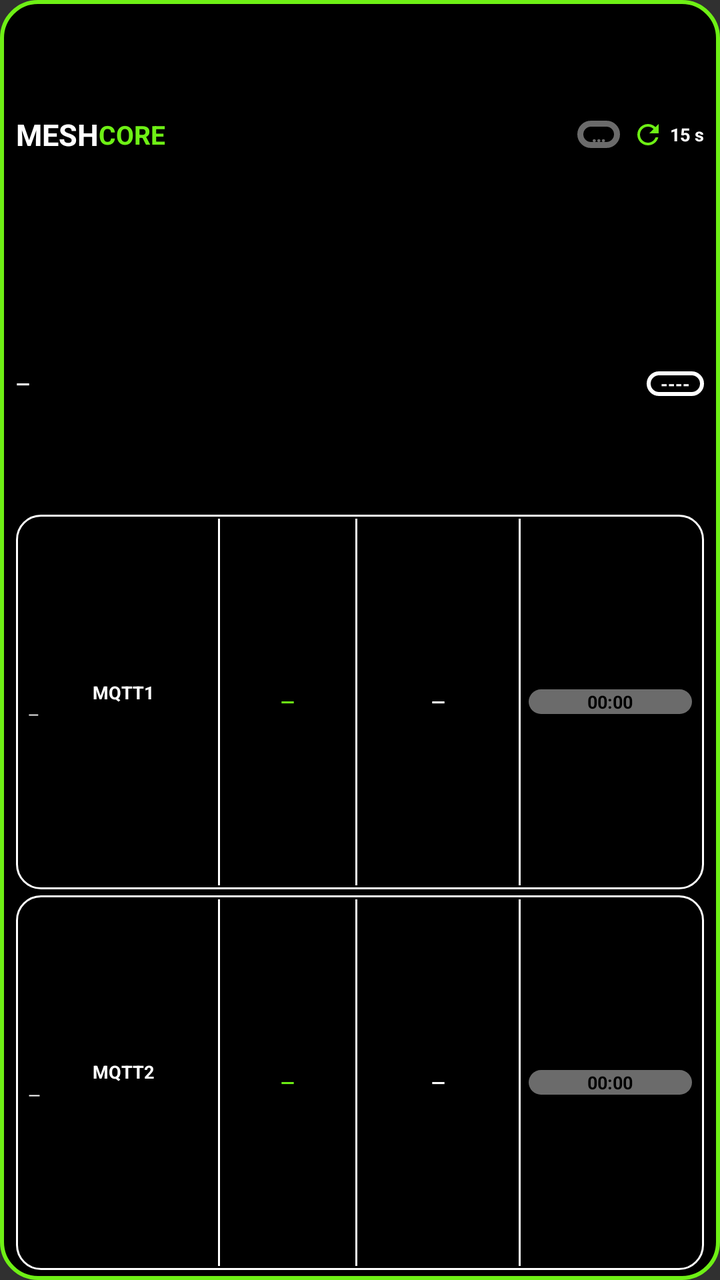
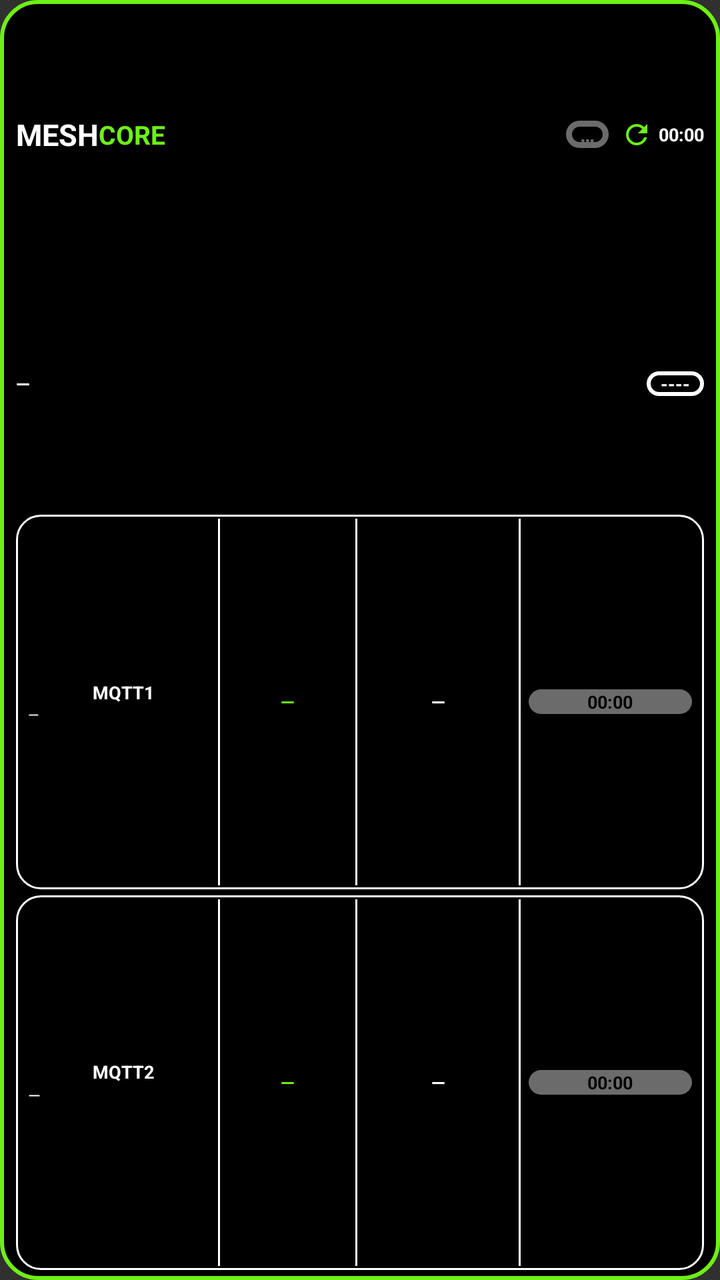

The first picture is an Android layout as it rendered before a commit; the second is the same layout after the commit. The layout source and the unified diff follow.
<!-- AndroidManifest.xml: application theme android:Theme.Material.NoActionBar -->
<!-- res/layout/widget_observer_compact.xml -->
<?xml version="1.0" encoding="utf-8"?>
<LinearLayout xmlns:android="http://schemas.android.com/apk/res/android"
    android:id="@+id/widget_root"
    android:layout_width="match_parent"
    android:layout_height="match_parent"
    android:orientation="vertical"
    android:paddingStart="8dp" android:paddingEnd="8dp" android:paddingTop="5dp" android:paddingBottom="5dp"
    android:background="@drawable/widget_bg">

    <LinearLayout android:layout_width="match_parent" android:layout_height="0dp" android:layout_weight="2"
        android:orientation="horizontal" android:gravity="center_vertical">
        <TextView android:layout_width="wrap_content" android:layout_height="wrap_content" android:text="MESH" android:textColor="#FFFFFF" android:textStyle="bold" android:textSize="15sp" android:maxLines="1"/>
        <TextView android:layout_width="wrap_content" android:layout_height="wrap_content" android:text="CORE" android:textColor="#6EF015" android:textStyle="bold" android:textSize="13sp" android:maxLines="1"/>
        <FrameLayout android:layout_width="0dp" android:layout_height="1dp" android:layout_weight="1"/>
        <TextView android:id="@+id/obs_live" android:layout_width="wrap_content" android:layout_height="wrap_content"
            android:background="@drawable/live_gray" android:paddingStart="7dp" android:paddingEnd="7dp"
            android:text="…" android:textColor="#6B6B6B" android:textStyle="bold" android:textSize="10sp" android:maxLines="1"/>
        <ImageView android:id="@+id/refresh_icon" android:layout_width="16dp" android:layout_height="16dp" android:layout_marginStart="6dp"
            android:src="@drawable/ic_refresh" android:contentDescription="@null"/>
        <TextView android:id="@+id/interval_text" android:layout_width="wrap_content" android:layout_height="wrap_content"
            android:layout_marginStart="3dp" android:text="15 s" android:textColor="#FFFFFF" android:textStyle="bold" android:textSize="9sp" android:maxLines="1"/>
    </LinearLayout>

    <LinearLayout android:layout_width="match_parent" android:layout_height="0dp" android:layout_weight="2"
        android:orientation="horizontal" android:gravity="center_vertical">
        <TextView android:id="@+id/obs_name" android:layout_width="0dp" android:layout_height="wrap_content" android:layout_weight="1"
            android:text="—" android:textColor="#FFFFFF" android:textStyle="bold" android:textSize="9sp" android:maxLines="1" android:ellipsize="end"/>
        <TextView android:id="@+id/obs_hash" android:layout_width="wrap_content" android:layout_height="wrap_content"
            android:background="@drawable/badge_outline" android:paddingStart="7dp" android:paddingEnd="7dp"
            android:text="----" android:textColor="#FFFFFF" android:textStyle="bold" android:textSize="9sp" android:maxLines="1"/>
    </LinearLayout>

    <LinearLayout android:layout_width="match_parent" android:layout_height="0dp" android:layout_weight="3"
        android:layout_marginTop="3dp" android:orientation="horizontal" android:gravity="center_vertical"
        android:background="@drawable/card_outline" android:paddingStart="6dp" android:paddingEnd="6dp" android:paddingTop="2dp" android:paddingBottom="2dp">
        <LinearLayout android:layout_width="0dp" android:layout_height="wrap_content" android:layout_weight="3.5" android:orientation="vertical">
            <TextView android:layout_width="match_parent" android:layout_height="wrap_content" android:text="MQTT1" android:textColor="#FFFFFF" android:textStyle="bold" android:gravity="center" android:textSize="9sp" android:maxLines="1"/>
            <TextView android:id="@+id/m1_host" android:layout_width="match_parent" android:layout_height="wrap_content" android:text="—" android:textColor="#FFFFFF" android:textSize="7sp" android:maxLines="1" android:ellipsize="end" android:autoSizeTextType="uniform" android:autoSizeMinTextSize="6sp" android:autoSizeMaxTextSize="8sp" android:autoSizeStepGranularity="1sp"/>
        </LinearLayout>
        <FrameLayout android:layout_width="1dp" android:layout_height="match_parent" android:background="#FFFFFF"/>
        <TextView android:id="@+id/m1_hour" android:layout_width="0dp" android:layout_height="wrap_content" android:layout_weight="2.5" android:gravity="center" android:text="—" android:textColor="#6EF015" android:textStyle="bold" android:textSize="9sp" android:maxLines="1" android:autoSizeTextType="uniform" android:autoSizeMinTextSize="5sp" android:autoSizeMaxTextSize="9sp" android:autoSizeStepGranularity="1sp"/>
        <LinearLayout android:id="@+id/m1_total_col" android:layout_width="0dp" android:layout_height="match_parent" android:layout_weight="3" android:orientation="horizontal" android:gravity="center_vertical">
            <FrameLayout android:layout_width="1dp" android:layout_height="match_parent" android:background="#FFFFFF"/>
            <TextView android:id="@+id/m1_total" android:layout_width="0dp" android:layout_height="wrap_content" android:layout_weight="1" android:gravity="center" android:text="—" android:textColor="#FFFFFF" android:textStyle="bold" android:textSize="9sp" android:maxLines="1" android:autoSizeTextType="uniform" android:autoSizeMinTextSize="5sp" android:autoSizeMaxTextSize="9sp" android:autoSizeStepGranularity="1sp"/>
        </LinearLayout>
        <FrameLayout android:layout_width="1dp" android:layout_height="match_parent" android:background="#FFFFFF"/>
        <Chronometer android:id="@+id/m1_last" android:layout_width="0dp" android:layout_height="wrap_content" android:layout_weight="3" android:layout_marginStart="4dp" android:gravity="center" android:background="@drawable/pill_gray" android:text="—" android:textColor="#000000" android:textStyle="bold" android:textSize="9sp" android:maxLines="1" android:autoSizeTextType="uniform" android:autoSizeMinTextSize="7sp" android:autoSizeMaxTextSize="9sp" android:autoSizeStepGranularity="1sp"/>
    </LinearLayout>

    <LinearLayout android:layout_width="match_parent" android:layout_height="0dp" android:layout_weight="3"
        android:layout_marginTop="3dp" android:orientation="horizontal" android:gravity="center_vertical"
        android:background="@drawable/card_outline" android:paddingStart="6dp" android:paddingEnd="6dp" android:paddingTop="2dp" android:paddingBottom="2dp">
        <LinearLayout android:layout_width="0dp" android:layout_height="wrap_content" android:layout_weight="3.5" android:orientation="vertical">
            <TextView android:layout_width="match_parent" android:layout_height="wrap_content" android:text="MQTT2" android:textColor="#FFFFFF" android:textStyle="bold" android:gravity="center" android:textSize="9sp" android:maxLines="1" android:autoSizeTextType="uniform" android:autoSizeMinTextSize="7sp" android:autoSizeMaxTextSize="9sp" android:autoSizeStepGranularity="1sp"/>
            <TextView android:id="@+id/m2_host" android:layout_width="match_parent" android:layout_height="wrap_content" android:text="—" android:textColor="#FFFFFF" android:textSize="8sp" android:maxLines="1" android:ellipsize="end" android:autoSizeTextType="uniform" android:autoSizeMinTextSize="6sp" android:autoSizeMaxTextSize="8sp" android:autoSizeStepGranularity="1sp"/>
        </LinearLayout>
        <FrameLayout android:layout_width="1dp" android:layout_height="match_parent" android:background="#FFFFFF"/>
        <TextView android:id="@+id/m2_hour" android:layout_width="0dp" android:layout_height="wrap_content" android:layout_weight="2.5" android:gravity="center" android:text="—" android:textColor="#6EF015" android:textStyle="bold" android:textSize="9sp" android:maxLines="1" android:autoSizeTextType="uniform" android:autoSizeMinTextSize="5sp" android:autoSizeMaxTextSize="9sp" android:autoSizeStepGranularity="1sp"/>
        <LinearLayout android:id="@+id/m2_total_col" android:layout_width="0dp" android:layout_height="match_parent" android:layout_weight="3" android:orientation="horizontal" android:gravity="center_vertical">
            <FrameLayout android:layout_width="1dp" android:layout_height="match_parent" android:background="#FFFFFF"/>
            <TextView android:id="@+id/m2_total" android:layout_width="0dp" android:layout_height="wrap_content" android:layout_weight="1" android:gravity="center" android:text="—" android:textColor="#FFFFFF" android:textStyle="bold" android:textSize="9sp" android:maxLines="1" android:autoSizeTextType="uniform" android:autoSizeMinTextSize="5sp" android:autoSizeMaxTextSize="9sp" android:autoSizeStepGranularity="1sp"/>
        </LinearLayout>
        <FrameLayout android:layout_width="1dp" android:layout_height="match_parent" android:background="#FFFFFF"/>
        <Chronometer android:id="@+id/m2_last" android:layout_width="0dp" android:layout_height="wrap_content" android:layout_weight="3" android:layout_marginStart="4dp" android:gravity="center" android:background="@drawable/pill_gray" android:text="—" android:textColor="#000000" android:textStyle="bold" android:textSize="9sp" android:maxLines="1" android:autoSizeTextType="uniform" android:autoSizeMinTextSize="7sp" android:autoSizeMaxTextSize="9sp" android:autoSizeStepGranularity="1sp"/>
    </LinearLayout>
</LinearLayout>
<!-- resources referenced by this layout -->
<resources>
  <!-- drawable badge_outline (drawable) -->
  <?xml version="1.0" encoding="utf-8"?>
  <shape xmlns:android="http://schemas.android.com/apk/res/android" android:shape="rectangle">
      <solid android:color="#000000"/>
      <stroke android:width="2dp" android:color="#FFFFFF"/>
      <corners android:radius="9dp"/>
  </shape>
  <!-- drawable card_outline (drawable) -->
  <?xml version="1.0" encoding="utf-8"?>
  <shape xmlns:android="http://schemas.android.com/apk/res/android" android:shape="rectangle">
      <solid android:color="#000000"/>
      <stroke android:width="1dp" android:color="#FFFFFF"/>
      <corners android:radius="12dp"/>
  </shape>
  <!-- drawable ic_refresh (drawable) -->
  <?xml version="1.0" encoding="utf-8"?>
  <vector xmlns:android="http://schemas.android.com/apk/res/android" android:width="24dp" android:height="24dp" android:viewportWidth="24" android:viewportHeight="24">
      <path android:fillColor="#6EF015" android:pathData="M17.65,6.35C16.2,4.9 14.21,4 12,4c-4.42,0 -7.99,3.58 -7.99,8s3.57,8 7.99,8c3.73,0 6.84,-2.55 7.73,-6h-2.08c-0.82,2.33 -3.04,4 -5.65,4 -3.31,0 -6,-2.69 -6,-6s2.69,-6 6,-6c1.66,0 3.14,0.69 4.22,1.78L13,11h7V4l-2.35,2.35z"/>
  </vector>
  <!-- drawable live_gray (drawable) -->
  <?xml version="1.0" encoding="utf-8"?>
  <shape xmlns:android="http://schemas.android.com/apk/res/android" android:shape="rectangle">
      <solid android:color="#000000"/>
      <stroke android:width="3dp" android:color="#6B6B6B"/>
      <corners android:radius="12dp"/>
  </shape>
  <!-- drawable pill_gray (drawable) -->
  <?xml version="1.0" encoding="utf-8"?>
  <shape xmlns:android="http://schemas.android.com/apk/res/android" android:shape="rectangle">
      <solid android:color="#6B6B6B"/>
      <corners android:radius="11dp"/>
  </shape>
  <!-- drawable widget_bg (drawable) -->
  <?xml version="1.0" encoding="utf-8"?>
  <shape xmlns:android="http://schemas.android.com/apk/res/android" android:shape="rectangle">
      <solid android:color="#000000"/>
      <stroke android:width="2dp" android:color="#6EF015"/>
      <corners android:radius="18dp"/>
  </shape>
</resources>

<!-- the commit's change to res/layout/widget_observer_compact.xml (unified diff, before → after) -->
@@ -17,7 +17,7 @@
             android:text="…" android:textColor="#6B6B6B" android:textStyle="bold" android:textSize="10sp" android:maxLines="1"/>
         <ImageView android:id="@+id/refresh_icon" android:layout_width="16dp" android:layout_height="16dp" android:layout_marginStart="6dp"
             android:src="@drawable/ic_refresh" android:contentDescription="@null"/>
-        <TextView android:id="@+id/interval_text" android:layout_width="wrap_content" android:layout_height="wrap_content"
+        <Chronometer android:id="@+id/interval_text" android:layout_width="wrap_content" android:layout_height="wrap_content"
             android:layout_marginStart="3dp" android:text="15 s" android:textColor="#FFFFFF" android:textStyle="bold" android:textSize="9sp" android:maxLines="1"/>
     </LinearLayout>
 
